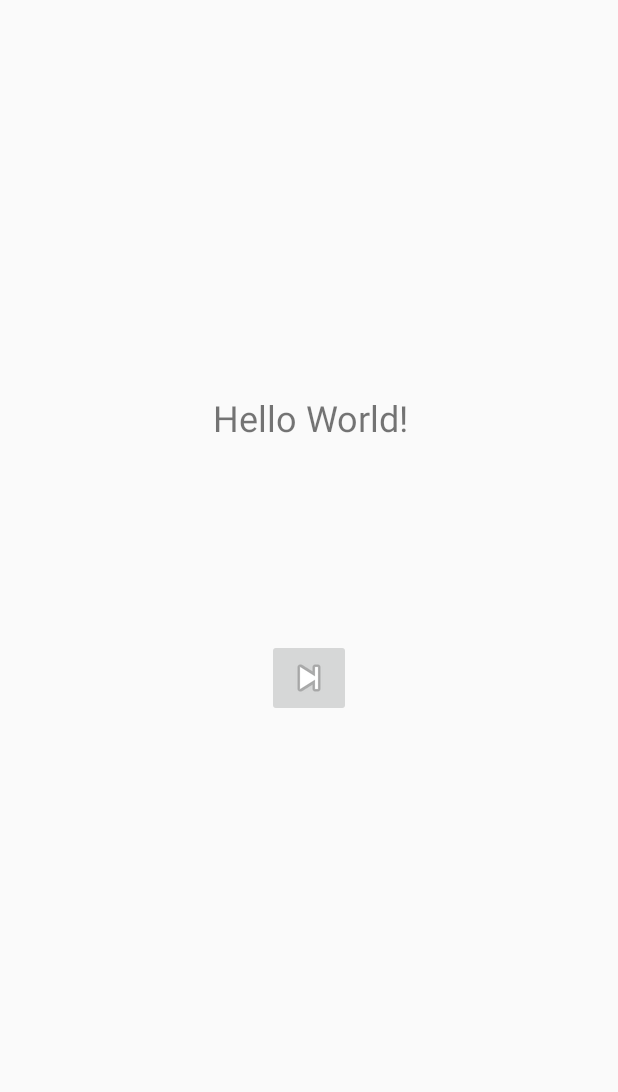
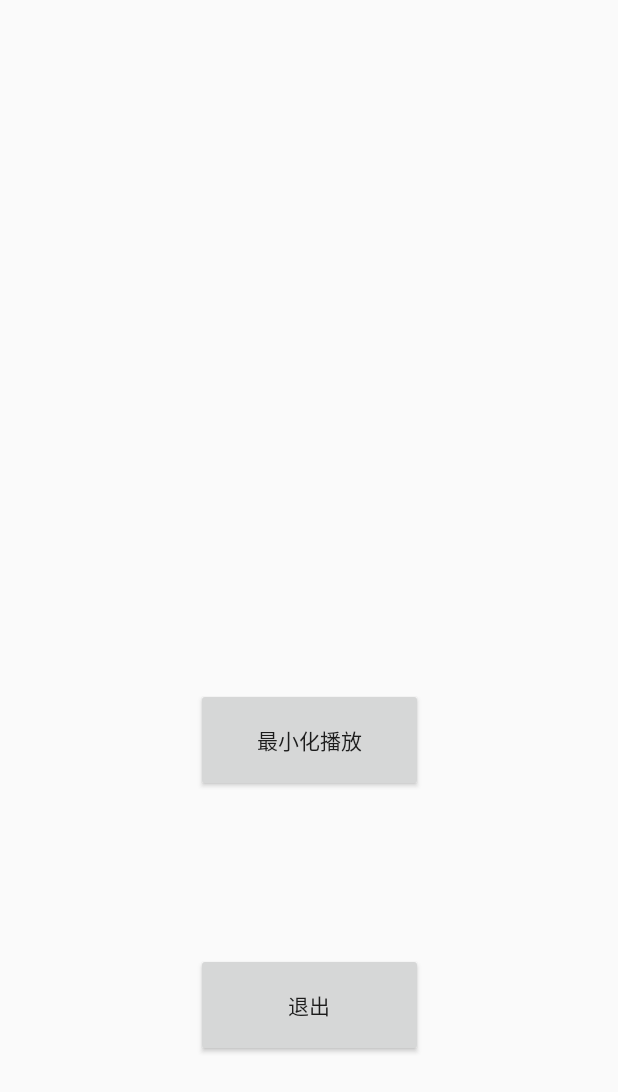
Before and after one commit to yingshaoxo/Offline_Netease_MusicPlayer, an Android app: the layout activity_main.xml on its own in the app's theme, with its tools: preview values and no code run, on a phone screen of 412 x 824 dp. Shown: the top 1092 px of the screen. Run offline under Robolectric (Android 15) with nearby library versions, the phone set to English and light mode, and no system bars.

```diff
--- a/app/build.gradle
+++ b/app/build.gradle
@@ -32,4 +32,6 @@ dependencies {
     testImplementation 'junit:junit:4.12'
     androidTestImplementation 'com.android.support.test:runner:1.0.1'
     androidTestImplementation 'com.android.support.test.espresso:espresso-core:3.0.1'
+
+    compile 'ru.alexbykov:nopermission:1.1.2'
 }
--- a/app/src/main/AndroidManifest.xml
+++ b/app/src/main/AndroidManifest.xml
@@ -16,6 +16,7 @@
                 <category android:name="android.intent.category.LAUNCHER" />
             </intent-filter>
         </activity>
+        <service android:name=".MyService" />
     </application>
 
 </manifest>
--- a/app/src/main/res/layout/activity_main.xml
+++ b/app/src/main/res/layout/activity_main.xml
@@ -2,36 +2,38 @@
 <android.support.constraint.ConstraintLayout xmlns:android="http://schemas.android.com/apk/res/android"
     xmlns:app="http://schemas.android.com/apk/res-auto"
     xmlns:tools="http://schemas.android.com/tools"
+    android:id="@+id/Layout"
     android:layout_width="match_parent"
     android:layout_height="match_parent"
     android:visibility="visible"
     tools:context=".MainActivity">
 
-    <TextView
-        android:id="@+id/textView"
-        android:layout_width="wrap_content"
-        android:layout_height="wrap_content"
-        android:text="Hello World!"
-        android:textAlignment="center"
-        android:textSize="24sp"
-        app:layout_constraintBottom_toBottomOf="parent"
-        app:layout_constraintHorizontal_bias="0.502"
-        app:layout_constraintLeft_toLeftOf="parent"
-        app:layout_constraintRight_toRightOf="parent"
-        app:layout_constraintTop_toTopOf="parent"
-        app:layout_constraintVertical_bias="0.331" />
-
-    <ImageButton
-        android:id="@+id/imageButton"
-        android:layout_width="wrap_content"
-        android:layout_height="wrap_content"
+    <Button
+        android:id="@+id/exit"
+        android:layout_width="151dp"
+        android:layout_height="69dp"
         android:layout_marginBottom="8dp"
         android:layout_marginTop="8dp"
+        android:text="退出"
         app:layout_constraintBottom_toBottomOf="parent"
         app:layout_constraintEnd_toEndOf="parent"
+        app:layout_constraintHorizontal_bias="0.502"
         app:layout_constraintStart_toStartOf="parent"
-        app:layout_constraintTop_toBottomOf="@+id/textView"
-        app:layout_constraintVertical_bias="0.268"
-        app:srcCompat="@android:drawable/ic_media_next" />
+        app:layout_constraintTop_toBottomOf="@+id/minimize"
+        app:layout_constraintVertical_bias="0.471" />
+
+    <Button
+        android:id="@+id/minimize"
+        android:layout_width="151dp"
+        android:layout_height="69dp"
+        android:layout_marginBottom="296dp"
+        android:layout_marginTop="8dp"
+        android:text="最小化播放"
+        app:layout_constraintBottom_toBottomOf="parent"
+        app:layout_constraintEnd_toEndOf="parent"
+        app:layout_constraintHorizontal_bias="0.502"
+        app:layout_constraintStart_toStartOf="parent"
+        app:layout_constraintTop_toTopOf="parent"
+        app:layout_constraintVertical_bias="1.0" />
 
 </android.support.constraint.ConstraintLayout>
--- a/build.gradle
+++ b/build.gradle
@@ -1,7 +1,7 @@
 // Top-level build file where you can add configuration options common to all sub-projects/modules.
 
 buildscript {
-    ext.kotlin_version = '1.2.20'
+    ext.kotlin_version = '1.2.21'
     repositories {
         google()
         jcenter()
```
Also changed, not shown: app/src/main/java/xyz/yingshaoxo/android/myapplication/MainActivity.kt (+21 -43 lines), app/src/main/java/xyz/yingshaoxo/android/myapplication/MyService.kt (added, +70 -0 lines), gradle.properties (+5 -5 lines).
